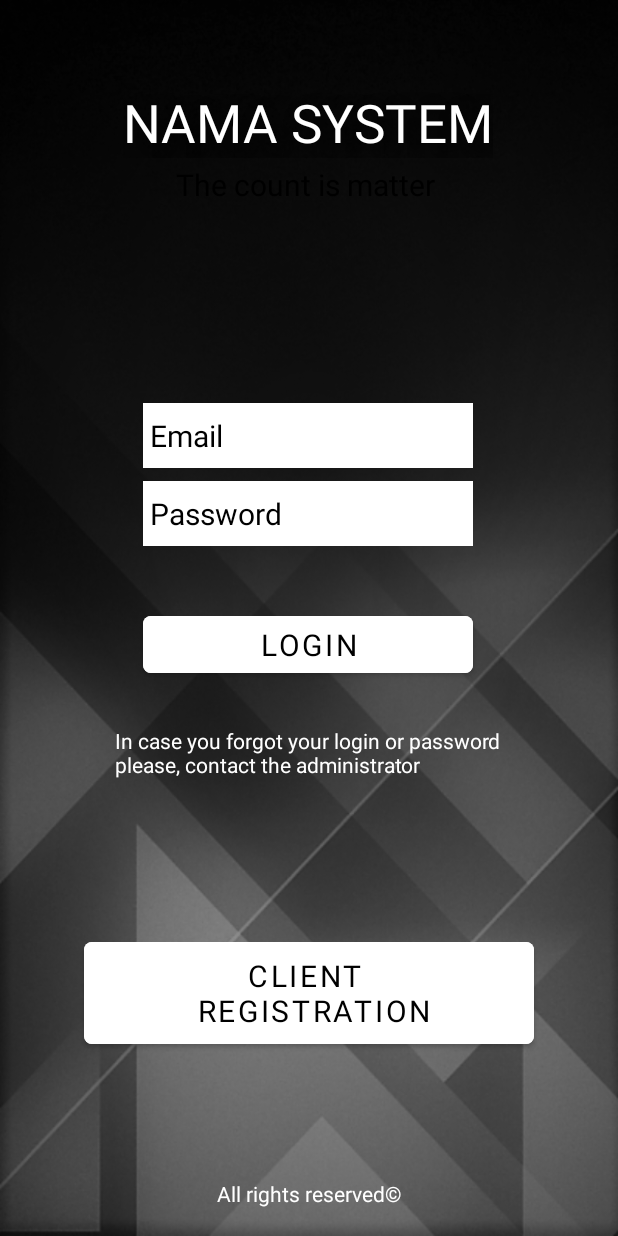
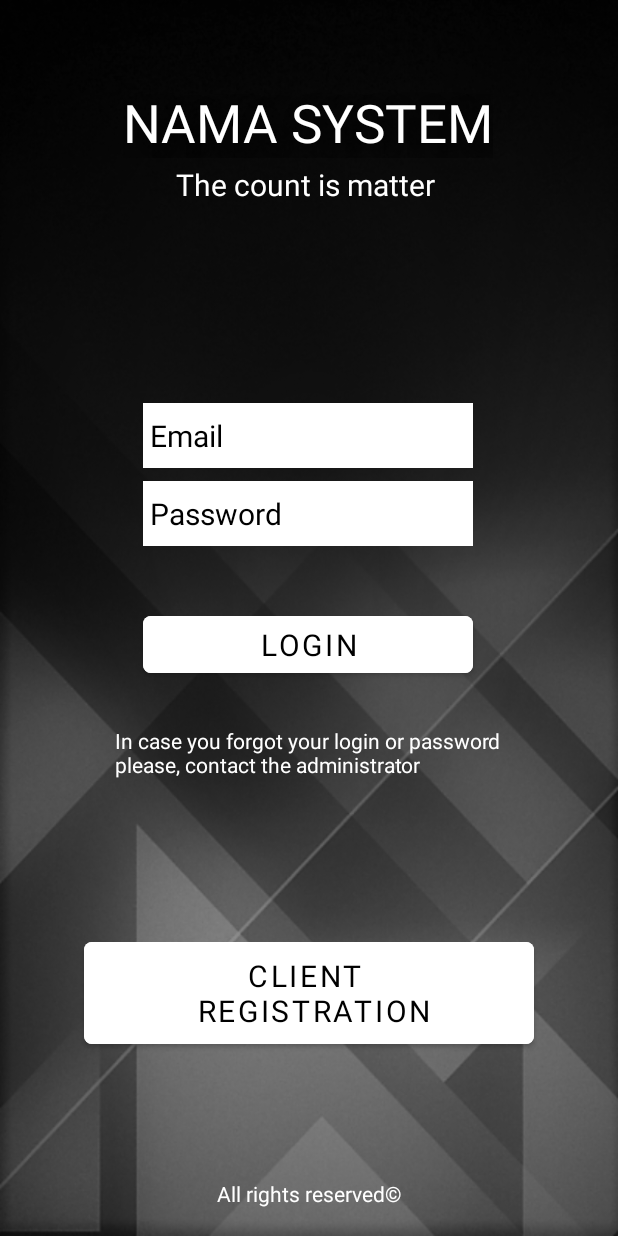
Before and after one commit to ori-code/namaGitWork, an Android app: the screen it shows after launch (Login), on a phone screen of 412 x 824 dp. Run offline under Robolectric (Android 15) with nearby library versions, the light colour scheme and no system bars; our stand-ins replace Firebase (no records; nobody signed in at launch, a user with empty details on screens opened directly); Roboto replaces fonts that are not available here.

Commit message:
working version

```diff
--- a/app/src/main/java/com/example/namaprojectfirebase/GraphClass.java
+++ b/app/src/main/java/com/example/namaprojectfirebase/GraphClass.java
@@ -859,7 +859,6 @@ System.out.println("CREATE GRAPH OF SALES AND BUYING!!!!" + nameOfProductsInAllB
 
 
         nameOfProductsInAllBuyingAndSale = new String[count];
-
         for (int i = 0; i < Login.anArrayOfProducts.length; i = i + 2) {
             ////System.out.println("PRODUCTS  runSalesAndBuyingProduct " + Login.anArrayOfProducts[i]);
             if (Login.anArrayOfProducts[i] != null) {
@@ -1045,7 +1044,8 @@ System.out.println("CREATE GRAPH OF SALES AND BUYING!!!!" + nameOfProductsInAllB
     }
 
     private void setupLineChart(){
-        LineDataSet lineDataSet1 = new LineDataSet(dataValues(), "Data Set 1");
+        LineDataSet lineDataSet1 = new LineDataSet(dataValues(), "Shipments per date");
+        System.out.println("THE CHART NEED TO BE PRINTED");
         ArrayList<ILineDataSet> dataSets = new ArrayList<>();
         dataSets.add(lineDataSet1);
         LineData data = new LineData(dataSets);
--- a/app/src/main/res/layout/activity_login.xml
+++ b/app/src/main/res/layout/activity_login.xml
@@ -74,7 +74,7 @@
         android:text="The count is matter "
         android:fontFamily="@font/audiowide"
         android:textAlignment="center"
-        android:textColor="@color/black"
+        android:textColor="@color/white"
         android:textColorHint="@color/black"
         android:textSize="20sp"
         app:layout_constraintBottom_toBottomOf="parent"
```
Also changed, not shown: app/src/main/res/layout/graphs_layout.xml (+5 -3 lines).
